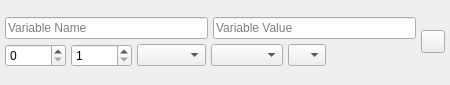
textbrowser/glitch, file UI/Arduino/glitch-object-variable-arduino.ui: the form before one commit.
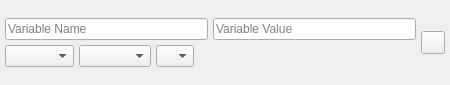
The form after the commit. Icons and pictures are not drawn.

Commit message: Variable object.

Diff of the .ui file:
```diff
--- a/UI/Arduino/glitch-object-variable-arduino.ui
+++ b/UI/Arduino/glitch-object-variable-arduino.ui
@@ -68,29 +68,6 @@
      </item>
      <item row="1" column="0">
       <layout class="QHBoxLayout" name="horizontalLayout_2">
-       <item>
-        <widget class="QSpinBox" name="array_index">
-         <property name="toolTip">
-          <string>Array Index</string>
-         </property>
-         <property name="maximum">
-          <number>50000</number>
-         </property>
-        </widget>
-       </item>
-       <item>
-        <widget class="QSpinBox" name="array_size">
-         <property name="toolTip">
-          <string>Array Size</string>
-         </property>
-         <property name="minimum">
-          <number>1</number>
-         </property>
-         <property name="maximum">
-          <number>50000</number>
-         </property>
-        </widget>
-       </item>
        <item>
         <widget class="QComboBox" name="qualifier">
          <property name="toolTip">
```
Left out of the diff: 2 changed lines with no effect on the pictures. The commit also changes 1 other file.
